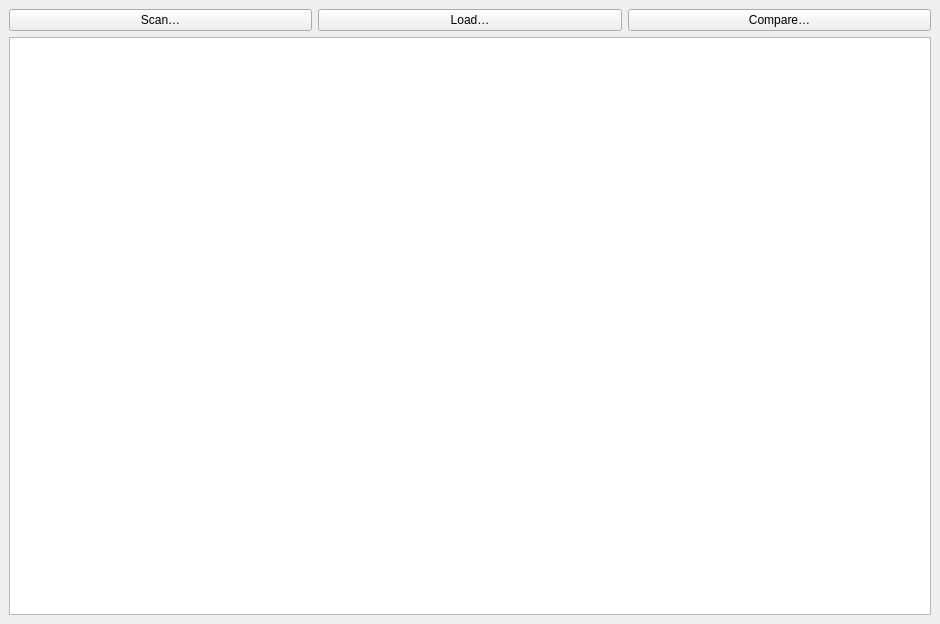
This is File-System-Database/mainwindow.ui in Mrx-x/File-System-Database as Qt 5 draws it before an edit. The edited form follows.
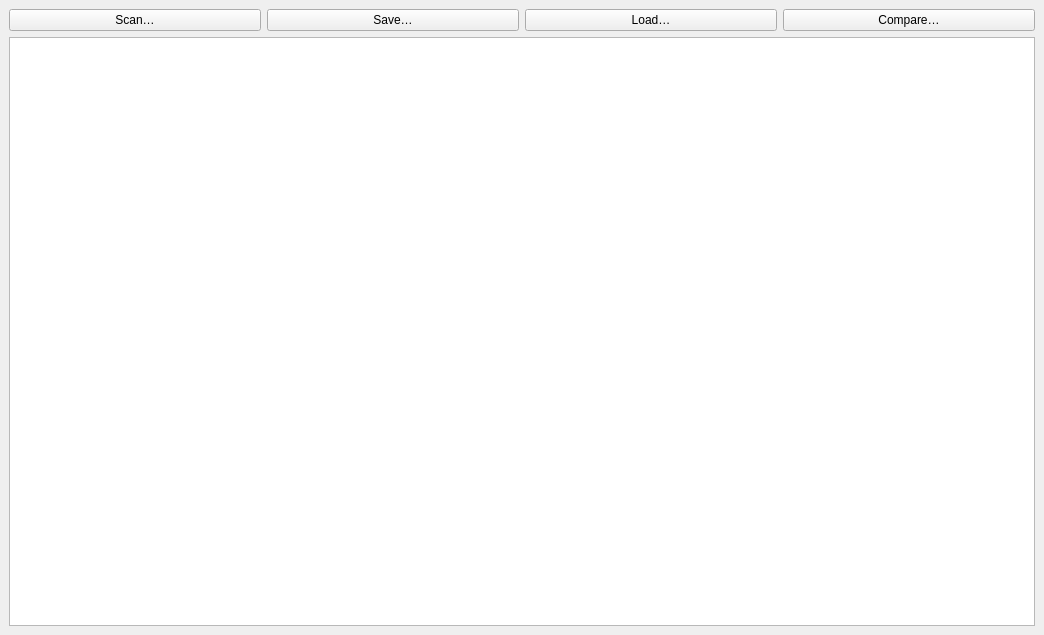
This is the edited form.

```diff
--- a/File-System-Database/mainwindow.ui
+++ b/File-System-Database/mainwindow.ui
@@ -6,8 +6,8 @@
    <rect>
     <x>0</x>
     <y>0</y>
-    <width>940</width>
-    <height>624</height>
+    <width>1044</width>
+    <height>635</height>
    </rect>
   </property>
   <property name="windowTitle">
@@ -24,6 +24,13 @@
         </property>
        </widget>
       </item>
+      <item>
+       <widget class="QPushButton" name="btnSave">
+        <property name="text">
+         <string>Save…</string>
+        </property>
+       </widget>
+      </item>
       <item>
        <widget class="QPushButton" name="btnLoad">
         <property name="text">
```
